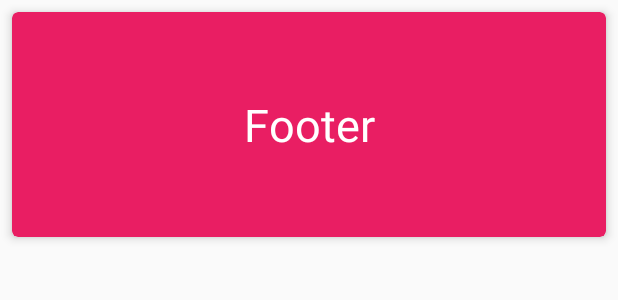
After one commit to thedawn2015/ApplicationsBySimon, an Android app: the layout fragment_adapter_footer.xml on its own in the app's theme, with its tools: preview values and no code run, on a phone screen of 412 x 824 dp. The commit adds this screen. Shown: the top 300 px of the screen. Run offline under Robolectric (Android 15) with nearby library versions, the phone set to English and light mode, and no system bars.

Commit message:
simple：RecyclerView添加Header和Footer

```diff
--- a/simple/build.gradle
+++ b/simple/build.gradle
@@ -37,6 +37,7 @@ dependencies {
     compile 'com.android.support:design:23.4.0'
 
     compile 'com.android.support:recyclerview-v7:23.4.0'
+    compile 'com.android.support:cardview-v7:23.4.0'
     compile 'com.jakewharton:butterknife:8.0.1'
     apt 'com.jakewharton:butterknife-compiler:8.0.1'
 }
--- a/simple/src/main/java/com/simon/simple/RefreshListActivity.java
+++ b/simple/src/main/java/com/simon/simple/RefreshListActivity.java
@@ -69,7 +69,7 @@ public class RefreshListActivity extends BaseActivity {
         activitySwipeRefreshLayout.setOnRefreshListener(new SwipeRefreshLayout.OnRefreshListener() {
             @Override
             public void onRefresh() {
-                showProgressDialog(RefreshListActivity.this, "正在刷新数据...");
+                showProgressDialog( "正在刷新数据...");
                 refreshData();
             }
         });
--- a/simple/src/main/java/com/simon/simple/base/BaseActivity.java
+++ b/simple/src/main/java/com/simon/simple/base/BaseActivity.java
@@ -2,7 +2,6 @@ package com.simon.simple.base;
 
 import android.app.Activity;
 import android.app.ProgressDialog;
-import android.content.Context;
 import android.os.Bundle;
 import android.support.v7.app.AppCompatActivity;
 
@@ -32,9 +31,9 @@ public class BaseActivity extends AppCompatActivity {
         titleBarView.setOnTitleBarClickListener(onTitleBarClickListener);
     }
 
-    public void showProgressDialog(Context context, String message) {
+    public void showProgressDialog(String message) {
         if (progressDialog == null) {
-            progressDialog = new ProgressDialog(context);
+            progressDialog = new ProgressDialog(this);
         }
         progressDialog.setMessage(message);
         progressDialog.setCancelable(false);
--- a/simple/src/main/res/layout/activity_refresh_list.xml
+++ b/simple/src/main/res/layout/activity_refresh_list.xml
@@ -7,7 +7,7 @@
     android:orientation="vertical"
     tools:context="com.simon.simple.RefreshListActivity">
 
-    <include layout="@layout/fragment_simple_title_bar"/>
+    <include layout="@layout/fragment_title_bar"/>
 
 
     <LinearLayout
--- /dev/null
+++ b/simple/src/main/res/layout/fragment_adapter_footer.xml
@@ -0,0 +1,30 @@
+<?xml version="1.0" encoding="utf-8"?>
+<android.support.v7.widget.CardView
+    xmlns:android="http://schemas.android.com/apk/res/android"
+    xmlns:card_view="http://schemas.android.com/apk/res-auto"
+    android:id="@+id/cv_item"
+    android:layout_width="match_parent"
+    android:layout_height="wrap_content"
+    android:layout_margin="8dp"
+    android:foreground="?android:attr/selectableItemBackground"
+    card_view:cardBackgroundColor="#E91E63"
+    card_view:cardCornerRadius="4dp"
+    card_view:cardElevation="4dp"
+    >
+
+    <LinearLayout
+        android:layout_width="match_parent"
+        android:layout_height="150dp"
+        >
+
+        <TextView
+            android:layout_width="match_parent"
+            android:layout_height="match_parent"
+            android:gravity="center"
+            android:text="Footer"
+            android:textColor="#ffffff"
+            android:textSize="30sp"
+            />
+
+    </LinearLayout>
+</android.support.v7.widget.CardView>
```
Also changed, not shown: simple/src/main/java/com/simon/simple/adapter/RecyclerViewAdapter.java (+55 -29 lines), simple/src/main/res/layout/fragment_adapter_header.xml (added, +27 -0 lines), simple/src/main/res/layout/fragment_adapter_item.xml (added, +29 -0 lines), simple/src/main/res/layout/fragment_simple_condition.xml (deleted, +0 -23 lines), simple/src/main/res/layout/item_recycler_view_adapter.xml (deleted, +0 -14 lines), simple/src/main/res/layout/fragment_title_bar.xml (renamed from simple/src/main/res/layout/fragment_simple_title_bar.xml).
